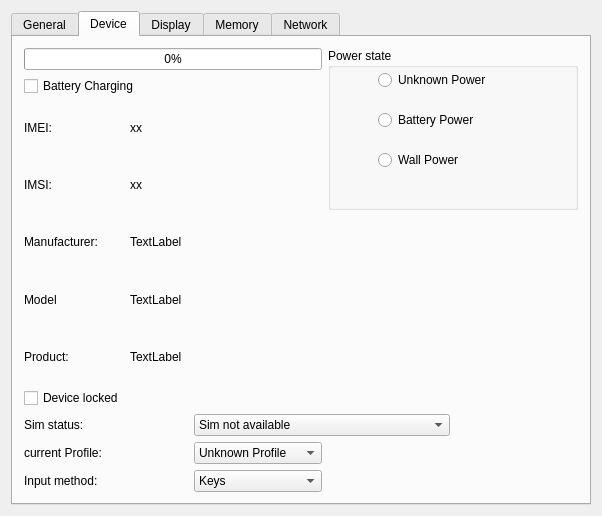
Before: the Qt Designer form examples/sysinfo/dialog.ui in qtproject/qt-mobility, drawn with Qt 5.
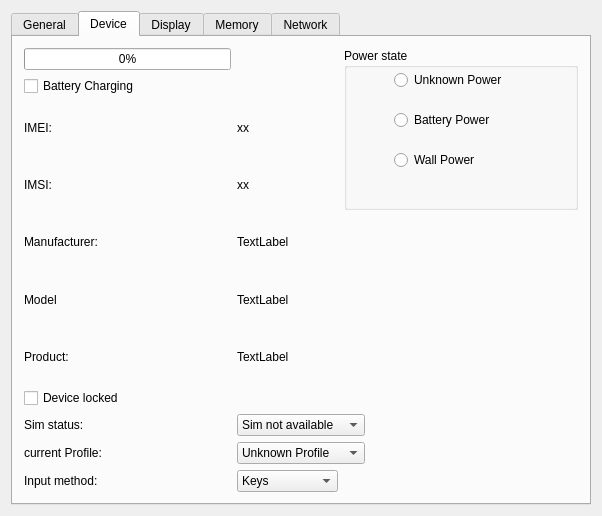
After: the same form once the commit is applied.

Commit message: fix battery status. and fix example layout

The edit to the form file:
```diff
--- a/examples/sysinfo/dialog.ui
+++ b/examples/sysinfo/dialog.ui
@@ -194,7 +194,7 @@
        <string>Device</string>
       </attribute>
       <layout class="QGridLayout" name="gridLayout_6">
-       <item row="0" column="0" colspan="3">
+       <item row="0" column="0">
         <widget class="QProgressBar" name="batteryLevelBar">
          <property name="maximum">
           <number>100</number>
@@ -204,7 +204,7 @@
          </property>
         </widget>
        </item>
-       <item row="0" column="3" rowspan="4" colspan="4">
+       <item row="0" column="2" rowspan="4" colspan="2">
         <widget class="QGroupBox" name="groupBox">
          <property name="title">
           <string>Power state</string>
@@ -250,7 +250,7 @@
          </widget>
         </widget>
        </item>
-       <item row="1" column="0" colspan="4">
+       <item row="1" column="0">
         <widget class="QCheckBox" name="batteryChargingCheckBox">
          <property name="text">
           <string>Battery Charging</string>
@@ -264,7 +264,7 @@
          </property>
         </widget>
        </item>
-       <item row="2" column="1" colspan="4">
+       <item row="2" column="1">
         <widget class="QLabel" name="ImeiLabel">
          <property name="text">
           <string>xx</string>
@@ -278,7 +278,7 @@
          </property>
         </widget>
        </item>
-       <item row="3" column="1" colspan="3">
+       <item row="3" column="1">
         <widget class="QLabel" name="imsiLabel">
          <property name="text">
           <string>xx</string>
@@ -292,6 +292,13 @@
          </property>
         </widget>
        </item>
+       <item row="4" column="1">
+        <widget class="QLabel" name="manufacturerLabel">
+         <property name="text">
+          <string>TextLabel</string>
+         </property>
+        </widget>
+       </item>
        <item row="5" column="0">
         <widget class="QLabel" name="label_21">
          <property name="text">
@@ -299,35 +306,42 @@
          </property>
         </widget>
        </item>
-       <item row="5" column="1" colspan="3">
+       <item row="5" column="1">
         <widget class="QLabel" name="modelLabel">
          <property name="text">
           <string>TextLabel</string>
          </property>
         </widget>
        </item>
-       <item row="7" column="0">
+       <item row="6" column="0">
         <widget class="QLabel" name="label_22">
          <property name="text">
           <string>Product:</string>
          </property>
         </widget>
        </item>
-       <item row="7" column="1" colspan="3">
+       <item row="6" column="1">
         <widget class="QLabel" name="productLabel">
          <property name="text">
           <string>TextLabel</string>
          </property>
         </widget>
        </item>
-       <item row="9" column="0">
+       <item row="7" column="0">
+        <widget class="QCheckBox" name="deviceLockCheckBox">
+         <property name="text">
+          <string>Device locked</string>
+         </property>
+        </widget>
+       </item>
+       <item row="8" column="0">
         <widget class="QLabel" name="label_23">
          <property name="text">
           <string>Sim status:</string>
          </property>
         </widget>
        </item>
-       <item row="9" column="2" colspan="3">
+       <item row="8" column="1" colspan="2">
         <widget class="QComboBox" name="simComboBox">
          <item>
           <property name="text">
@@ -351,21 +365,27 @@
          </item>
         </widget>
        </item>
-       <item row="10" column="0" colspan="2">
+       <item row="8" column="3">
+        <spacer name="horizontalSpacer">
+         <property name="orientation">
+          <enum>Qt::Horizontal</enum>
+         </property>
+         <property name="sizeHint" stdset="0">
+          <size>
+           <width>201</width>
+           <height>20</height>
+          </size>
+         </property>
+        </spacer>
+       </item>
+       <item row="9" column="0">
         <widget class="QLabel" name="label_24">
          <property name="text">
           <string>current Profile:</string>
          </property>
         </widget>
        </item>
-       <item row="8" column="0">
-        <widget class="QCheckBox" name="deviceLockCheckBox">
-         <property name="text">
-          <string>Device locked</string>
-         </property>
-        </widget>
-       </item>
-       <item row="10" column="2">
+       <item row="9" column="1" colspan="2">
         <widget class="QComboBox" name="profileComboBox">
          <item>
           <property name="text">
@@ -409,7 +429,14 @@
          </item>
         </widget>
        </item>
-       <item row="11" column="2">
+       <item row="10" column="0">
+        <widget class="QLabel" name="label_25">
+         <property name="text">
+          <string>Input method:</string>
+         </property>
+        </widget>
+       </item>
+       <item row="10" column="1">
         <widget class="QComboBox" name="inputMethodComboBox">
          <item>
           <property name="text">
@@ -443,20 +470,6 @@
          </item>
         </widget>
        </item>
-       <item row="11" column="0">
-        <widget class="QLabel" name="label_25">
-         <property name="text">
-          <string>Input method:</string>
-         </property>
-        </widget>
-       </item>
-       <item row="4" column="1">
-        <widget class="QLabel" name="manufacturerLabel">
-         <property name="text">
-          <string>TextLabel</string>
-         </property>
-        </widget>
-       </item>
       </layout>
      </widget>
      <widget class="QWidget" name="sysdisplaytab">
```
The commit also changes 1 other file.
